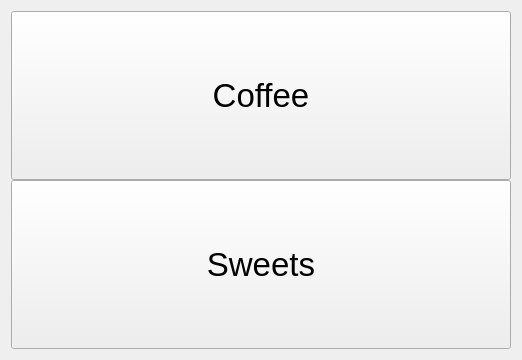
Old version of the form TallyOnRaspberry/coffesweetsscann.ui in the repository Deltachi/Tally_Teamproject.
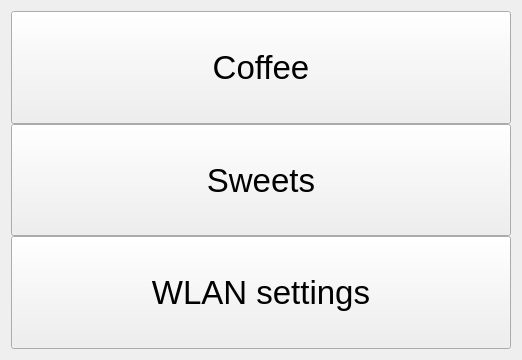
New version of the form.

Commit message: Wlan Settings have been added. Only if you have Rights=4 you can see the new button after you logged in.

```diff
--- a/TallyOnRaspberry/coffesweetsscann.ui
+++ b/TallyOnRaspberry/coffesweetsscann.ui
@@ -17,7 +17,7 @@
    <item row="0" column="0">
     <layout class="QHBoxLayout" name="horizontalLayout" stretch="1,1">
      <item>
-      <layout class="QVBoxLayout" name="verticalLayout">
+      <layout class="QVBoxLayout" name="verticalLayout" stretch="1,1,1">
        <property name="spacing">
         <number>0</number>
        </property>
@@ -57,6 +57,42 @@
          </property>
         </widget>
        </item>
+       <item>
+        <widget class="QPushButton" name="pushButton_preferences">
+         <property name="enabled">
+          <bool>true</bool>
+         </property>
+         <property name="sizePolicy">
+          <sizepolicy hsizetype="Expanding" vsizetype="Expanding">
+           <horstretch>0</horstretch>
+           <verstretch>0</verstretch>
+          </sizepolicy>
+         </property>
+         <property name="font">
+          <font>
+           <pointsize>25</pointsize>
+           <weight>50</weight>
+           <bold>false</bold>
+           <strikeout>false</strikeout>
+          </font>
+         </property>
+         <property name="autoFillBackground">
+          <bool>false</bool>
+         </property>
+         <property name="text">
+          <string>WLAN settings</string>
+         </property>
+         <property name="autoDefault">
+          <bool>false</bool>
+         </property>
+         <property name="default">
+          <bool>false</bool>
+         </property>
+         <property name="flat">
+          <bool>false</bool>
+         </property>
+        </widget>
+       </item>
       </layout>
      </item>
      <item>
```
The commit also changes 12 other files.
